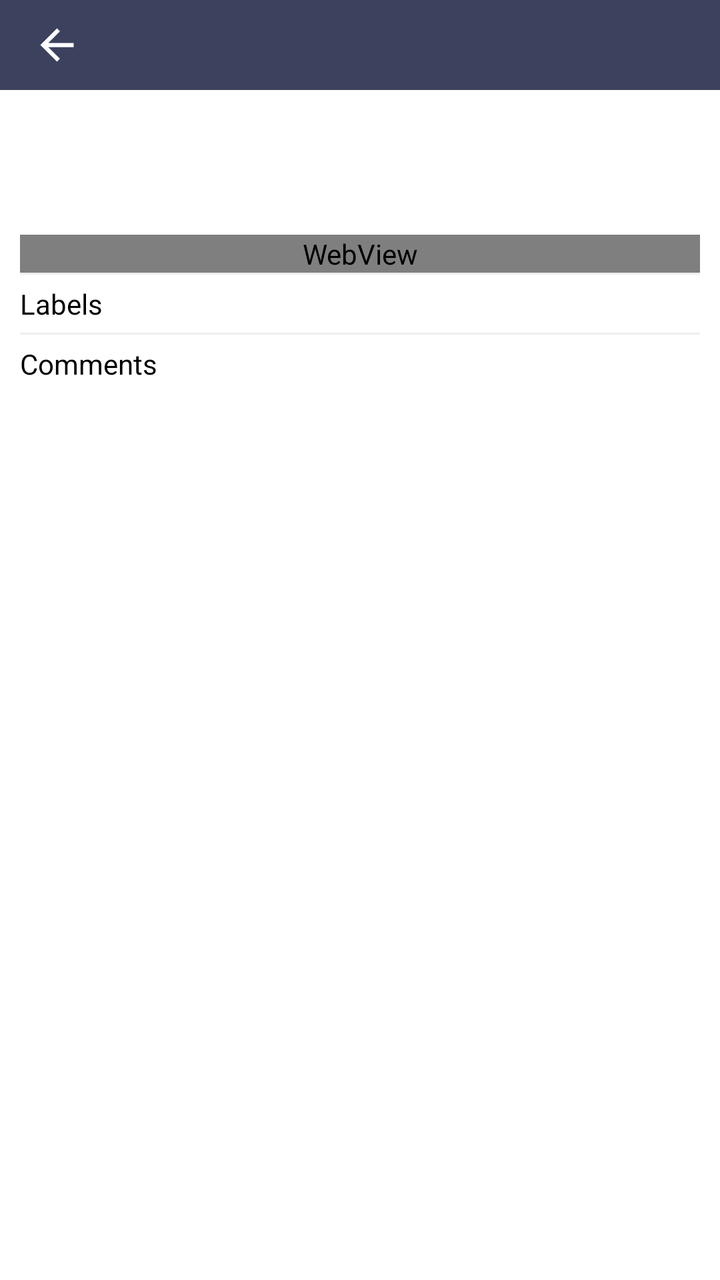
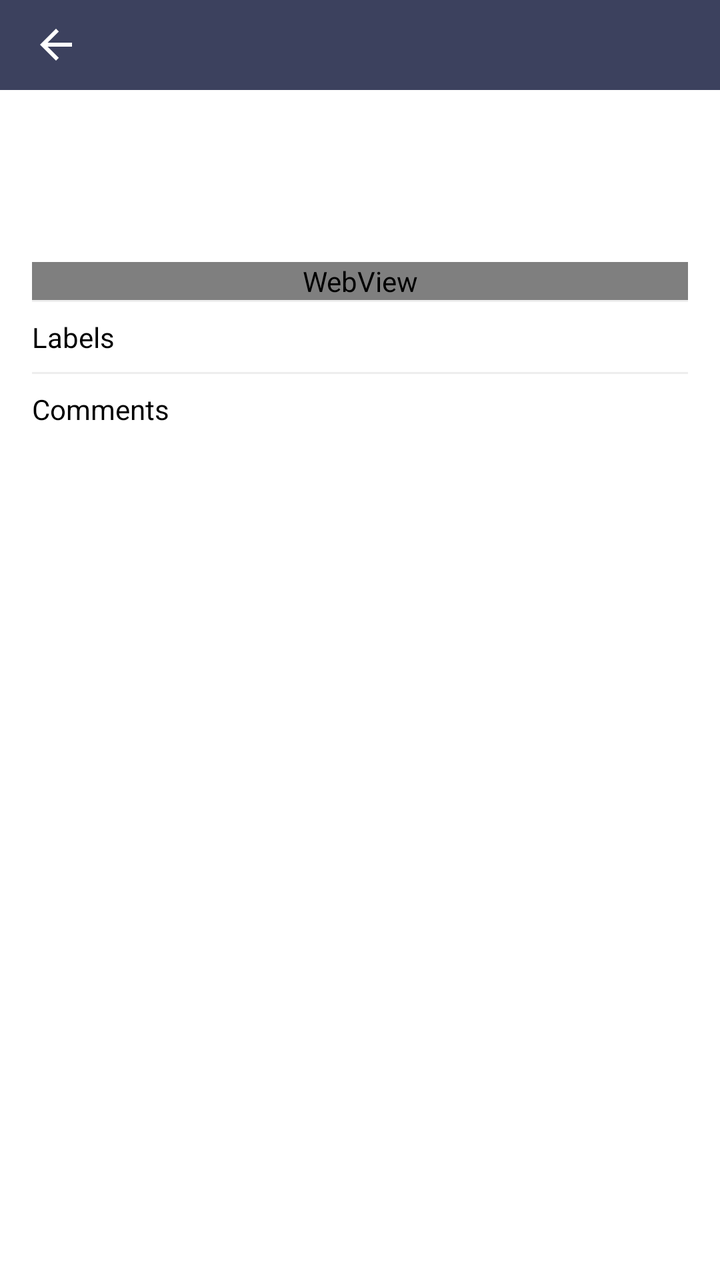

Compare the two renders of this Android layout. The source of the first and the diff that turns it into the second are given below.
<!-- AndroidManifest.xml: application theme Base.Theme.MainApp -->
<!-- res/layout/activity_post_details.xml -->
<?xml version="1.0" encoding="utf-8"?>
<LinearLayout xmlns:android="http://schemas.android.com/apk/res/android"
    xmlns:app="http://schemas.android.com/apk/res-auto"
    xmlns:tools="http://schemas.android.com/tools"
    android:layout_width="match_parent"
    android:layout_height="match_parent"
    android:background="?attr/colorOnBackground"
    android:orientation="vertical">

    <include
        android:id="@+id/toolbar"
        layout="@layout/toolbar_page" />

    <FrameLayout
        android:layout_width="match_parent"
        android:layout_height="match_parent">

        <androidx.core.widget.NestedScrollView
            android:layout_width="match_parent"
            android:layout_height="match_parent">

        <LinearLayout
            android:layout_width="match_parent"
            android:layout_height="match_parent"
            android:orientation="vertical">

            <LinearLayout
                android:layout_width="match_parent"
                android:layout_height="match_parent"
                android:layout_margin="5sp"
                android:background="?attr/colorOnBackground"
                android:orientation="vertical"
                android:padding="5sp">

                <TextView
                    android:id="@+id/title"
                    android:layout_width="match_parent"
                    android:layout_height="wrap_content"
                    android:layout_marginTop="5sp"
                    android:textColor="?attr/colorError"
                    android:textSize="21sp"
                    android:textStyle="bold" />

                <TextView
                    android:id="@+id/publishInfo"
                    android:layout_width="match_parent"
                    android:layout_height="wrap_content"
                    android:layout_marginVertical="5sp"
                    android:textColor="@color/gray" />

                <WebView
                    android:id="@+id/webView"
                    android:layout_width="match_parent"
                    android:layout_height="wrap_content" />

                <View
                    android:layout_width="match_parent"
                    android:layout_height="1dp"
                    android:background="@color/gray_basic" />

                <TextView
                    android:id="@+id/labelsTv"
                    android:layout_width="match_parent"
                    android:layout_height="wrap_content"
                    android:layout_marginTop="5sp"
                    android:layout_marginBottom="5sp"
                    android:text="@string/labels"
                    android:textColor="?attr/colorError" />

                <androidx.recyclerview.widget.RecyclerView
                    android:id="@+id/recyclerLabels"
                    android:layout_width="wrap_content"
                    android:layout_height="wrap_content"
                    app:layoutManager="androidx.recyclerview.widget.StaggeredGridLayoutManager"
                    app:spanCount="4"
                    tools:listitem="@layout/item_blogger_label" />

                <View
                    android:layout_width="match_parent"
                    android:layout_height="1sp"
                    android:background="@color/gray_basic" />

                <TextView
                    android:layout_width="match_parent"
                    android:layout_height="wrap_content"
                    android:layout_marginVertical="5sp"
                    android:text="@string/comments"
                    android:textColor="?attr/colorError" />

                <androidx.recyclerview.widget.RecyclerView
                    android:id="@+id/recyclerComments"
                    android:layout_width="match_parent"
                    android:layout_height="wrap_content"
                    app:layoutManager="androidx.recyclerview.widget.LinearLayoutManager"
                    tools:listitem="@layout/item_blogger_comment" />

            </LinearLayout>

        </LinearLayout>

    </androidx.core.widget.NestedScrollView>

        <ProgressBar
            android:id="@+id/progressBar"
            android:layout_width="wrap_content"
            android:layout_height="wrap_content"
            android:layout_gravity="center"
            android:visibility="gone" />

    </FrameLayout>

</LinearLayout>
<!-- res/layout/toolbar_page.xml (included above) -->
<?xml version="1.0" encoding="utf-8"?>
<androidx.appcompat.widget.Toolbar xmlns:android="http://schemas.android.com/apk/res/android"
    android:id="@+id/toolbar"
    android:layout_width="match_parent"
    android:layout_height="45sp"
    android:background="?background"
    android:visibility="visible">

    <ImageView
        android:id="@+id/back"
        android:layout_width="25sp"
        android:layout_height="25sp"
        android:layout_gravity="left"
        android:src="@drawable/ic_back_white"
        android:visibility="visible" />

    <TextView
        android:id="@+id/nameSpace"
        android:layout_width="wrap_content"
        android:layout_height="wrap_content"
        android:layout_gravity="center"
        android:textColor="@color/white"
        android:textSize="18sp"
        android:textStyle="bold" />

    <ImageView
        android:id="@+id/item"
        android:layout_width="25sp"
        android:layout_height="25sp"
        android:layout_gravity="right"
        android:layout_marginRight="15sp"
        android:visibility="gone" />

</androidx.appcompat.widget.Toolbar>
<!-- res/layout/item_blogger_label.xml (included above) -->
<?xml version="1.0" encoding="utf-8"?>
<RelativeLayout xmlns:android="http://schemas.android.com/apk/res/android"
    android:layout_width="wrap_content"
    android:layout_height="wrap_content"
    android:layout_marginEnd="5sp"
    android:layout_marginBottom="5sp"
    android:background="@drawable/shape_rect3"
    android:minWidth="100sp"
    android:padding="5sp">

    <TextView
        android:id="@+id/label"
        android:layout_width="wrap_content"
        android:layout_height="wrap_content"
        android:layout_centerInParent="true"
        android:textAlignment="center"
        android:textColor="@color/gray" />

</RelativeLayout>
<!-- res/layout/item_blogger_comment.xml (included above) -->
<?xml version="1.0" encoding="utf-8"?>
<RelativeLayout xmlns:android="http://schemas.android.com/apk/res/android"
    xmlns:app="http://schemas.android.com/apk/res-auto"
    android:layout_width="match_parent"
    android:layout_height="wrap_content"
    android:background="@color/white"
    android:padding="5sp">

    <com.google.android.material.imageview.ShapeableImageView
        android:id="@+id/image"
        android:layout_width="60sp"
        android:layout_height="60sp"
        android:layout_alignParentStart="true"
        android:layout_marginEnd="5sp"
        android:src="@color/image_profile"
        app:shapeAppearanceOverlay="@style/ShapeAppearance.Circle" />

    <TextView
        android:id="@+id/name"
        android:layout_width="wrap_content"
        android:layout_height="wrap_content"
        android:layout_toStartOf="@+id/date"
        android:layout_toEndOf="@+id/image"
        android:textColor="@color/black"
        android:textSize="18sp" />

    <TextView
        android:id="@+id/date"
        android:layout_width="wrap_content"
        android:layout_height="wrap_content"
        android:layout_alignParentEnd="true"
        android:textColor="@color/gray"
        android:textSize="12sp" />

    <TextView
        android:id="@+id/comment"
        android:layout_width="match_parent"
        android:layout_height="wrap_content"
        android:layout_below="@+id/name"
        android:layout_toEndOf="@+id/image"
        android:textColor="@color/gray" />

</RelativeLayout>
<!-- resources referenced by this layout -->
<resources>
  <color name="black">#212121</color>
  <color name="gray">#939292</color>
  <color name="gray_basic">#eee</color>
  <color name="image_profile">#e0e0e0</color>
  <color name="white">#ffffff</color>
  <!-- drawable ic_back_white (drawable) -->
  <vector android:height="24dp" android:tint="#FFFFFF"
      android:viewportHeight="24" android:viewportWidth="24"
      android:width="24dp" xmlns:android="http://schemas.android.com/apk/res/android">
      <path android:fillColor="@android:color/white" android:pathData="M20,11H7.83l5.59,-5.59L12,4l-8,8 8,8 1.41,-1.41L7.83,13H20v-2z"/>
  </vector>
  <!-- drawable shape_rect3 (drawable) -->
  <?xml version="1.0" encoding="utf-8"?>
  <shape xmlns:android="http://schemas.android.com/apk/res/android"
      android:shape="rectangle">
  
      <solid android:color="@color/gray3"/>
      <corners android:radius="15sp"/>
      <stroke android:color="@color/gray_basic"/>
  
  </shape>
  <string name="comments">Comments</string>
  <string name="labels">Labels</string>
  <style name="ShapeAppearance.Circle" parent="">
          <item name="cornerSize">50%</item>
      </style>
  <style name="Base.Theme.MainApp" parent="Theme.Material3.DayNight.NoActionBar">
          <item name="android:statusBarColor">@color/white</item>
          <item name="android:windowLightStatusBar">true</item>
          
          <item name="colorPrimary">@color/colorPrimary</item>
          <item name="colorPrimaryDark">@color/basic_2</item>
          <item name="colorAccent">@color/basic_2</item>
          <item name="color">@color/white</item>
          <item name="background">@color/basic_2</item>
          <item name="tickColor">@color/basic_2</item>
          <item name="trackColor">@color/basic_2</item>
          <item name="colorOnBackground">@color/white</item>
          <item name="colorError">@color/dark</item>
          <item name="colorOnError">@color/basic_2</item>
      </style>
  <color name="gray3">#efeffe</color>
      //Day Theme
  <color name="colorPrimary">#fff</color>
      //Needed
  <color name="basic_2">#3c415e</color>
  <color name="dark">#000000</color>
</resources>

<!-- the commit's change to res/layout/activity_post_details.xml (unified diff, before → after) -->
@@ -27,26 +27,27 @@
             <LinearLayout
                 android:layout_width="match_parent"
                 android:layout_height="match_parent"
-                android:layout_margin="5sp"
+                android:layout_margin="8dp"
                 android:background="?attr/colorOnBackground"
                 android:orientation="vertical"
-                android:padding="5sp">
+                android:padding="8dp">
 
                 <TextView
                     android:id="@+id/title"
                     android:layout_width="match_parent"
                     android:layout_height="wrap_content"
-                    android:layout_marginTop="5sp"
+                    android:layout_marginTop="8dp"
                     android:textColor="?attr/colorError"
-                    android:textSize="21sp"
+                    android:textSize="20sp"
                     android:textStyle="bold" />
 
                 <TextView
                     android:id="@+id/publishInfo"
                     android:layout_width="match_parent"
                     android:layout_height="wrap_content"
-                    android:layout_marginVertical="5sp"
-                    android:textColor="@color/gray" />
+                    android:layout_marginVertical="8dp"
+                    android:textColor="@color/gray"
+                    android:textSize="14sp" />
 
                 <WebView
                     android:id="@+id/webView"
@@ -62,10 +63,11 @@
                     android:id="@+id/labelsTv"
                     android:layout_width="match_parent"
                     android:layout_height="wrap_content"
-                    android:layout_marginTop="5sp"
-                    android:layout_marginBottom="5sp"
+                    android:layout_marginTop="8dp"
+                    android:layout_marginBottom="8dp"
                     android:text="@string/labels"
-                    android:textColor="?attr/colorError" />
+                    android:textColor="?attr/colorError"
+                    android:textSize="14sp" />
 
                 <androidx.recyclerview.widget.RecyclerView
                     android:id="@+id/recyclerLabels"
@@ -77,15 +79,16 @@
 
                 <View
                     android:layout_width="match_parent"
-                    android:layout_height="1sp"
+                    android:layout_height="1dp"
                     android:background="@color/gray_basic" />
 
                 <TextView
                     android:layout_width="match_parent"
                     android:layout_height="wrap_content"
-                    android:layout_marginVertical="5sp"
+                    android:layout_marginVertical="8dp"
                     android:text="@string/comments"
-                    android:textColor="?attr/colorError" />
+                    android:textColor="?attr/colorError"
+                    android:textSize="14sp" />
 
                 <androidx.recyclerview.widget.RecyclerView
                     android:id="@+id/recyclerComments"
@@ -112,7 +115,7 @@
 </LinearLayout>
 <!-- res/layout/toolbar_page.xml (included above) -->
 <?xml version="1.0" encoding="utf-8"?>
-<androidx.appcompat.widget.Toolbar xmlns:android="http://schemas.android.com/apk/res/android"
+<com.google.android.material.appbar.MaterialToolbar xmlns:android="http://schemas.android.com/apk/res/android"
     android:id="@+id/toolbar"
     android:layout_width="match_parent"
     android:layout_height="45sp"
@@ -121,9 +124,9 @@
 
     <ImageView
         android:id="@+id/back"
-        android:layout_width="25sp"
-        android:layout_height="25sp"
-        android:layout_gravity="left"
+        android:layout_width="24dp"
+        android:layout_height="24dp"
+        android:layout_gravity="start"
         android:src="@drawable/ic_back_white"
         android:visibility="visible" />
 
@@ -138,23 +141,23 @@
 
     <ImageView
         android:id="@+id/item"
-        android:layout_width="25sp"
-        android:layout_height="25sp"
-        android:layout_gravity="right"
-        android:layout_marginRight="15sp"
+        android:layout_width="24dp"
+        android:layout_height="24dp"
+        android:layout_gravity="end"
+        android:layout_marginEnd="16dp"
         android:visibility="gone" />
 
-</androidx.appcompat.widget.Toolbar>
+</com.google.android.material.appbar.MaterialToolbar>
 <!-- res/layout/item_blogger_label.xml (included above) -->
 <?xml version="1.0" encoding="utf-8"?>
 <RelativeLayout xmlns:android="http://schemas.android.com/apk/res/android"
     android:layout_width="wrap_content"
     android:layout_height="wrap_content"
-    android:layout_marginEnd="5sp"
-    android:layout_marginBottom="5sp"
+    android:layout_marginEnd="8dp"
+    android:layout_marginBottom="8dp"
     android:background="@drawable/shape_rect3"
-    android:minWidth="100sp"
-    android:padding="5sp">
+    android:minWidth="80dp"
+    android:padding="8dp">
 
     <TextView
         android:id="@+id/label"
@@ -172,14 +175,14 @@
     android:layout_width="match_parent"
     android:layout_height="wrap_content"
     android:background="@color/white"
-    android:padding="5sp">
+    android:padding="8dp">
 
     <com.google.android.material.imageview.ShapeableImageView
         android:id="@+id/image"
-        android:layout_width="60sp"
-        android:layout_height="60sp"
+        android:layout_width="56dp"
+        android:layout_height="56dp"
         android:layout_alignParentStart="true"
-        android:layout_marginEnd="5sp"
+        android:layout_marginEnd="8dp"
         android:src="@color/image_profile"
         app:shapeAppearanceOverlay="@style/ShapeAppearance.Circle" />
 
@@ -206,6 +209,7 @@
         android:layout_height="wrap_content"
         android:layout_below="@+id/name"
         android:layout_toEndOf="@+id/image"
-        android:textColor="@color/gray" />
+        android:textColor="@color/gray"
+        android:textSize="14sp" />
 
 </RelativeLayout>
